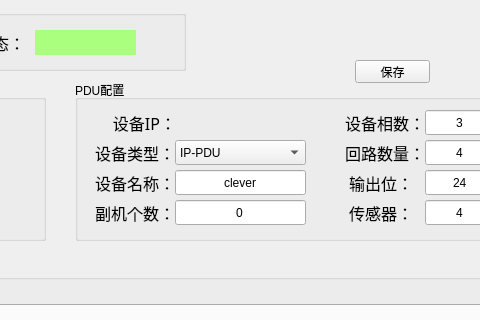
Old version of the form CM-Tool/mainwindow.ui in the repository 15831944/CM-Tool; both pictures show x 435 to 915 and y 0 to 320 of the 1110 by 768 pixel window.
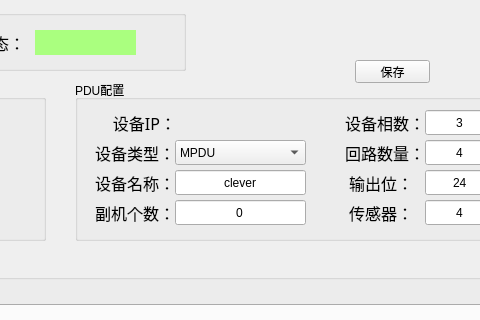
New version of the form.

What changed in the file:
```diff
--- a/CM-Tool/mainwindow.ui
+++ b/CM-Tool/mainwindow.ui
@@ -496,6 +496,9 @@
        <height>25</height>
       </rect>
      </property>
+     <property name="currentIndex">
+      <number>1</number>
+     </property>
      <property name="sizeAdjustPolicy">
       <enum>QComboBox::AdjustToContentsOnFirstShow</enum>
      </property>
```
